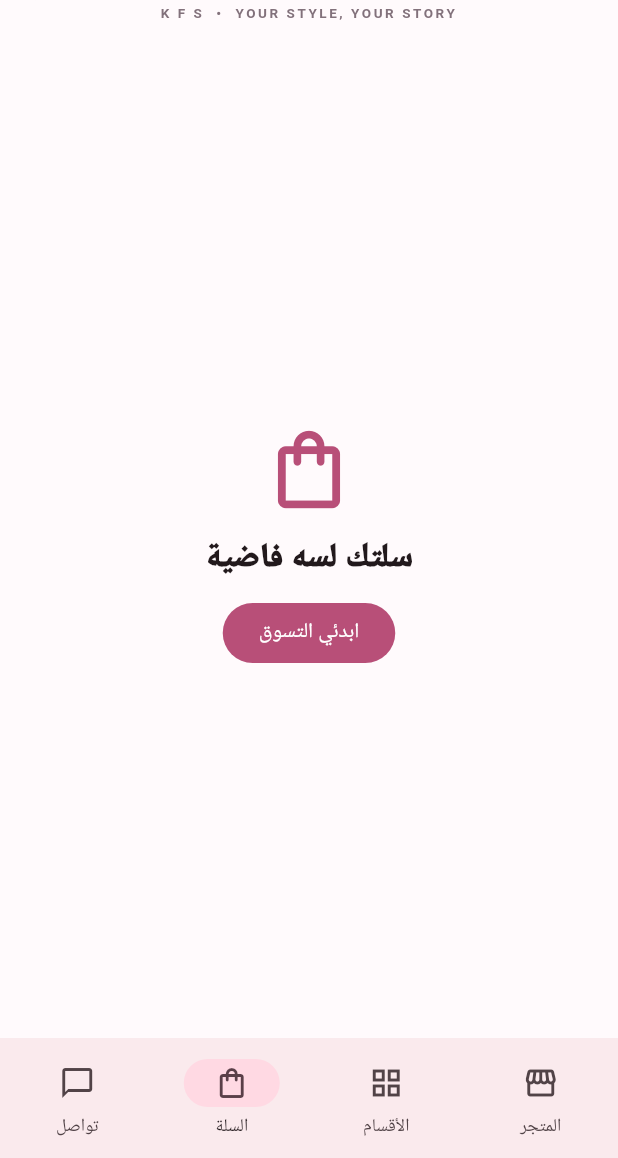
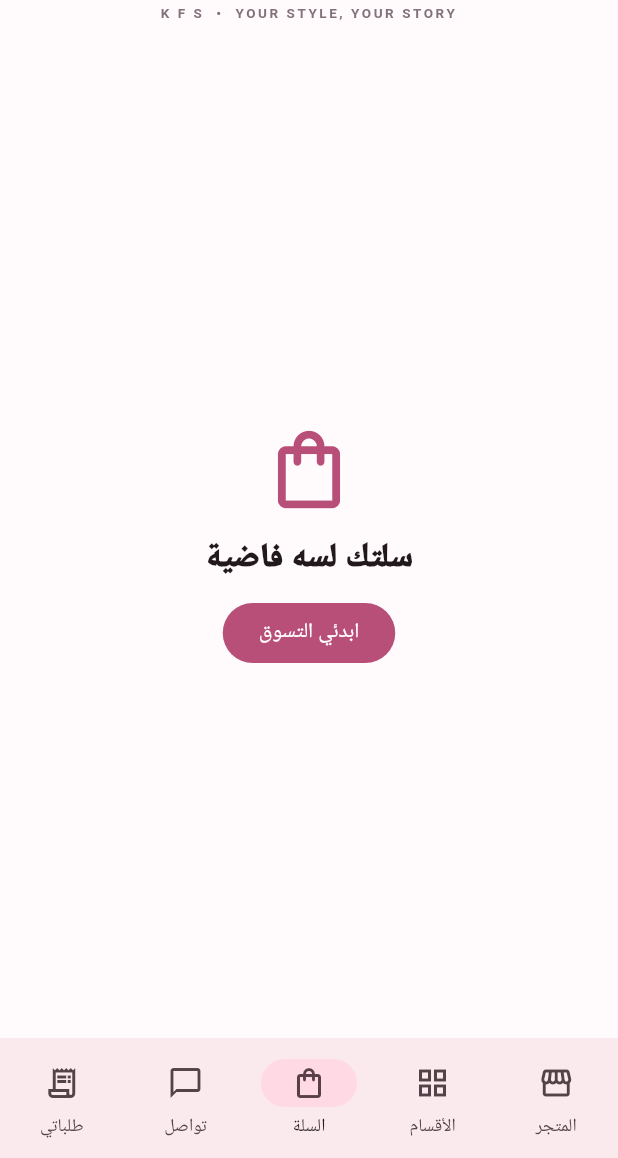
Before and after one commit to webdimeler/secret, a Flutter app: the screen it shows after launch, item 3 of the bottom bar chosen, after a tap on the "refresh" icon, on a phone screen of 412 x 824 dp, the part 78-1236 px from its top. Run offline on Flutter 3.47's test engine with Material 3 defaults, Android fonts, the phone set to English and light mode, and no system bars; our stand-ins replace shared_preferences, supabase_flutter; accounts and stored records are empty.

Commit message:
Add persistent customer order history

```diff
--- a/android_store/lib/main.dart
+++ b/android_store/lib/main.dart
@@ -62,7 +62,56 @@ class _StorePageState extends State<StorePage> {
   List<String> get categories => products.map((p)=>p.category).toSet().toList()..sort();
   List<Product> get filtered => products.where((p) => (category.isEmpty || p.category == category) && (query.isEmpty || (p.name+' '+p.category+' '+p.description).toLowerCase().contains(query.toLowerCase()))).toList();
 
-  @override void initState() { super.initState(); load(); }
+
+  List<Map<String,dynamic>> orderHistory = [];
+  static const orderHistoryKey = 'secret_order_history_v1';
+  Future<void> loadOrderHistory() async {
+    final prefs = await SharedPreferences.getInstance();
+    final raw = prefs.getString(orderHistoryKey);
+    if (raw != null) {
+      try { orderHistory = (jsonDecode(raw) as List).map((e)=>Map<String,dynamic>.from(e as Map)).toList(); }
+      catch (_) { orderHistory = []; }
+    }
+    final now = DateTime.now();
+    orderHistory = orderHistory.where((o) {
+      final stamp = DateTime.tryParse((o['created_at'] ?? '').toString());
+      if (stamp == null) return true;
+      final age = now.difference(stamp).inDays;
+      final status = (o['status'] ?? 'new').toString().toLowerCase();
+      if (status == 'delivered') return age < 30;
+      return age < 5;
+    }).toList();
+    await saveOrderHistory();
+  }
+  Future<void> saveOrderHistory() async {
+    final prefs = await SharedPreferences.getInstance();
+    await prefs.setString(orderHistoryKey, jsonEncode(orderHistory));
+  }
+  Widget ordersPage() => RefreshIndicator(
+    onRefresh: loadOrderHistory,
+    child: orderHistory.isEmpty
+      ? ListView(children: const [SizedBox(height:100), Icon(Icons.receipt_long_outlined,size:58,color:pink), SizedBox(height:12), Center(child:Text('لا توجد طلبات محفوظة حتى الآن',style:TextStyle(fontWeight:FontWeight.w700)))])
+      : ListView.separated(
+        padding: const EdgeInsets.all(16),
+        itemCount: orderHistory.length,
+        separatorBuilder: (_,__)=>const SizedBox(height:10),
+        itemBuilder:(context,index) {
+          final o=orderHistory[index];
+          final items=(o['items'] as List? ?? []);
+          final status=(o['status']??'new').toString();
+          const labels={'new':'قيد المراجعة','confirmed':'تم التأكيد','preparing':'قيد التجهيز','out_for_delivery':'خرج للتوصيل','delivered':'تم التسليم','cancelled':'ملغي'};
+          final date=DateTime.tryParse((o['created_at']??'').toString());
+          return Card(child:Padding(padding:const EdgeInsets.all(14),child:Column(crossAxisAlignment:CrossAxisAlignment.start,children:[
+            Row(children:[const Icon(Icons.receipt_long,color:plum),const SizedBox(width:8),Expanded(child:Text('طلب #${o['order_number']??'—'}',style:const TextStyle(fontWeight:FontWeight.w900,fontSize:16))),Text(labels[status]??status,style:const TextStyle(color:pink,fontWeight:FontWeight.w800))]),
+            if(date!=null) Padding(padding:const EdgeInsets.only(top:5),child:Text('${date.day}/${date.month}/${date.year}',style:const TextStyle(color:Colors.black54))),
+            const Divider(),
+            ...items.map((it){final m=Map<String,dynamic>.from(it as Map);return Padding(padding:const EdgeInsets.symmetric(vertical:3),child:Text('${m['name']??'منتج'} × ${m['quantity']??1}${(m['size']??'').toString().isNotEmpty?' · مقاس ${m['size']}':''}${(m['color']??'').toString().isNotEmpty?' · ${m['color']}':''}'));}),
+            Align(alignment:Alignment.centerLeft,child:Text('الإجمالي: ${money((o['total']??0) as num)}',style:const TextStyle(fontWeight:FontWeight.w900,color:plum))),
+          ])));
+        }),
+  );
+
+  @override void initState() { super.initState(); load(); loadOrderHistory(); }
   @override void dispose() { search.dispose(); super.dispose(); }
   Future<void> load() async {
     setState(() { loading = true; error = null; });
@@ -165,6 +214,14 @@ class _StorePageState extends State<StorePage> {
               if(response.status>=400||data['error']!=null)throw Exception(data['error']??'تعذر تسجيل الطلب');
               final order=Map<String,dynamic>.from(data['order'] as Map? ?? {});
               final number=(order['order_number']??'—').toString();
+              orderHistory.insert(0, {
+                'order_number': number,
+                'created_at': (order['created_at'] ?? DateTime.now().toIso8601String()).toString(),
+                'total': (order['total'] ?? total),
+                'status': (order['status'] ?? 'new').toString(),
+                'items': cart.values.map((x)=>{'name':x.p.name,'quantity':x.qty,'size':x.size,'color':x.color,'price':x.p.price}).toList(),
+              });
+              await saveOrderHistory();
               if(!mounted)return; setState(()=>cart.clear()); saveCart(); Navigator.pop(ctx);
               await showDialog<void>(context:context,builder:(d)=>AlertDialog(
                 icon:const Icon(Icons.check_circle_outline,color:Colors.green,size:42),title:const Text('تم استلام طلبك ♡'),
@@ -190,12 +247,13 @@ class _StorePageState extends State<StorePage> {
       const SizedBox(height:5),
       const Text('K F S  •  YOUR STYLE, YOUR STORY',style:TextStyle(fontSize:9,color:Color(0xFF82717B),letterSpacing:1.7,fontWeight:FontWeight.w600)),
     ]),actions:[IconButton(onPressed:load,tooltip:'تحديث المنتجات',icon:const Icon(Icons.refresh_rounded))]),
-    body:IndexedStack(index:tab,children:[home(),categoriesPage(),cartPage(),contactPage()]),
+    body:IndexedStack(index:tab,children:[home(),categoriesPage(),cartPage(),contactPage(),ordersPage()]),
     bottomNavigationBar:NavigationBar(selectedIndex:tab,onDestinationSelected:(v)=>setState(()=>tab=v),destinations:[
       const NavigationDestination(icon:Icon(Icons.storefront_outlined),label:'المتجر'),
       const NavigationDestination(icon:Icon(Icons.grid_view_outlined),label:'الأقسام'),
       NavigationDestination(icon:Badge(isLabelVisible:count>0,label:Text(count.toString()),child:const Icon(Icons.shopping_bag_outlined)),label:'السلة'),
       const NavigationDestination(icon:Icon(Icons.chat_bubble_outline),label:'تواصل'),
+      const NavigationDestination(icon:Icon(Icons.receipt_long_outlined),label:'طلباتي'),
     ]),
   );
   Widget home()=>RefreshIndicator(onRefresh:load,child:CustomScrollView(slivers:[
```
